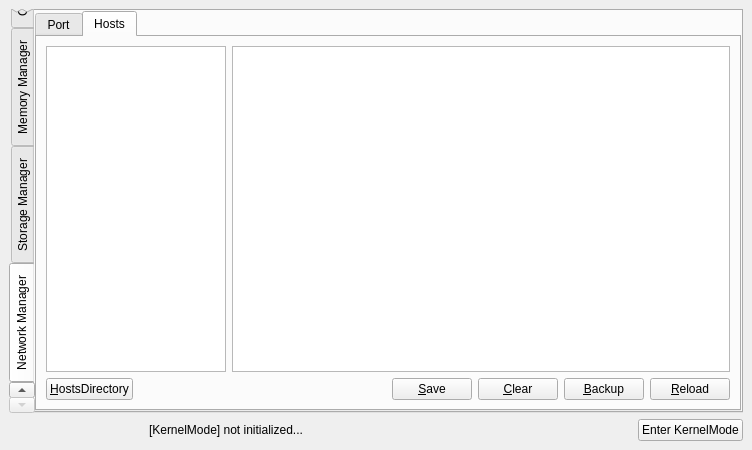
Above: src/OpenArk/ui/kernel.ui from BlackINT3/OpenArk before the change. Below: the same form after it.
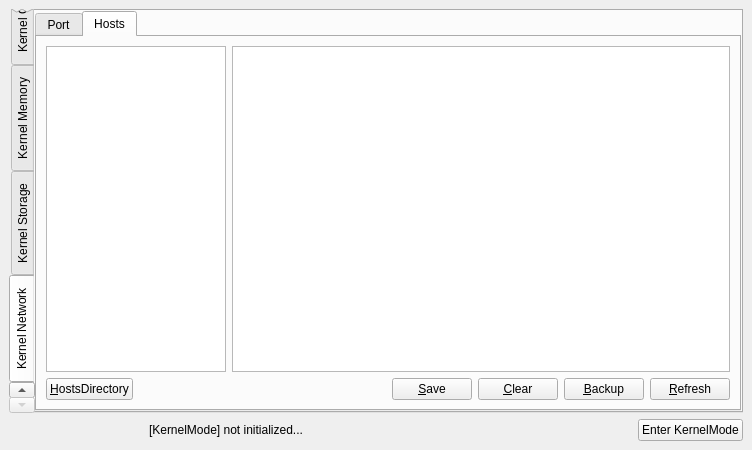
That is the form after the change. The open tabs and pages were chosen to show the change.

```diff
--- a/src/OpenArk/ui/kernel.ui
+++ b/src/OpenArk/ui/kernel.ui
@@ -70,7 +70,7 @@
      </widget>
      <widget class="QWidget" name="tab_4">
       <attribute name="title">
-       <string>Driver Manager</string>
+       <string>Kernel Driver</string>
       </attribute>
       <layout class="QVBoxLayout" name="verticalLayout_12">
        <property name="spacing">
@@ -487,7 +487,7 @@
      </widget>
      <widget class="QWidget" name="tabNotify">
       <attribute name="title">
-       <string>System Notify</string>
+       <string>SystemNotify</string>
       </attribute>
       <layout class="QVBoxLayout" name="verticalLayout_8">
        <property name="leftMargin">
@@ -596,7 +596,7 @@
      </widget>
      <widget class="QWidget" name="tab_6">
       <attribute name="title">
-       <string>Object Manager</string>
+       <string>Kernel Object</string>
       </attribute>
       <layout class="QVBoxLayout" name="verticalLayout_5">
        <property name="leftMargin">
@@ -686,7 +686,7 @@
      </widget>
      <widget class="QWidget" name="tab_2">
       <attribute name="title">
-       <string>Memory Manager</string>
+       <string>Kernel Memory</string>
       </attribute>
       <layout class="QVBoxLayout" name="verticalLayout_10">
        <property name="spacing">
@@ -746,7 +746,7 @@
      </widget>
      <widget class="QWidget" name="tab_3">
       <attribute name="title">
-       <string>Storage Manager</string>
+       <string>Kernel Storage</string>
       </attribute>
       <layout class="QVBoxLayout" name="verticalLayout_19">
        <property name="spacing">
@@ -888,7 +888,7 @@
      </widget>
      <widget class="QWidget" name="tab">
       <attribute name="title">
-       <string>Network Manager</string>
+       <string>Kernel Network</string>
       </attribute>
       <layout class="QHBoxLayout" name="horizontalLayout_3">
        <property name="spacing">
@@ -1104,7 +1104,7 @@
              <item>
               <widget class="QPushButton" name="hostsReloadBtn">
                <property name="text">
-                <string>&amp;Reload</string>
+                <string>&amp;Refresh</string>
                </property>
               </widget>
              </item>
```
Left out of the diff: 4 changed lines with no effect on the pictures.
